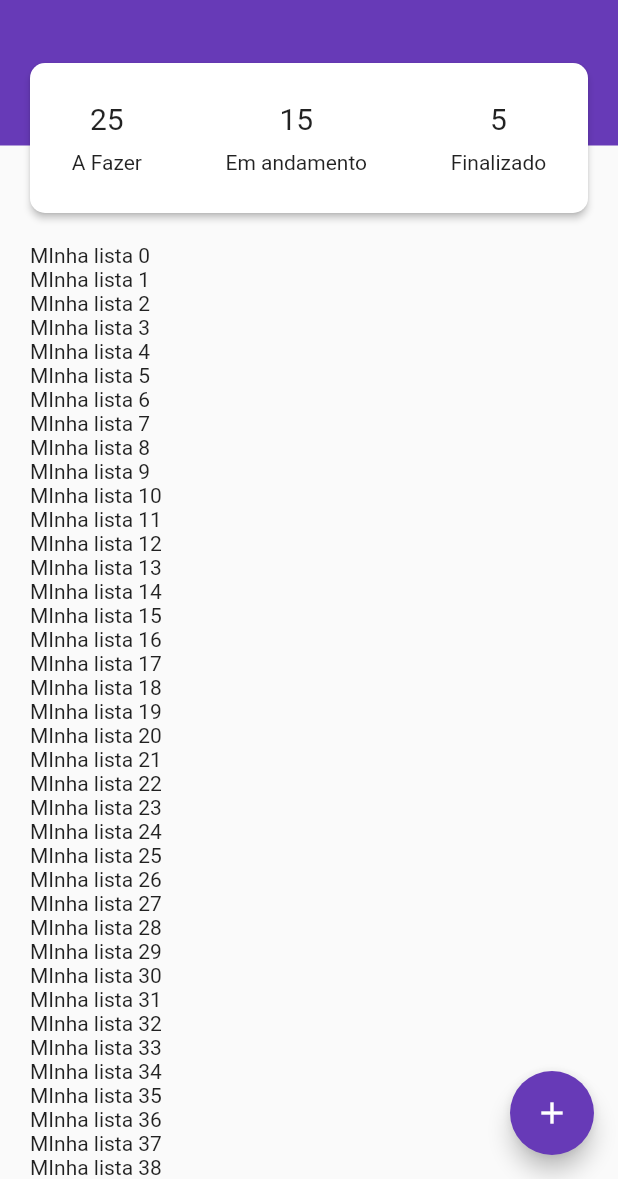
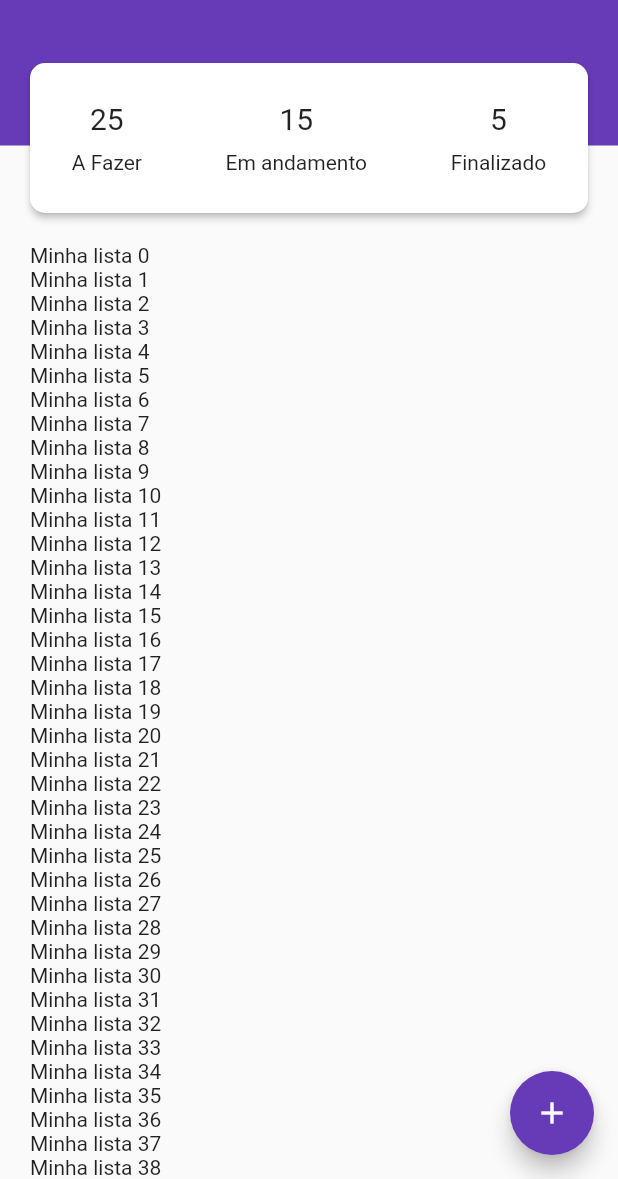
Before and after one commit to eharano/todo_list, a Flutter app: the screen it shows after launch, on a phone screen of 412 x 824 dp, the part 57-1236 px from its top. Run offline on Flutter 3.47's test engine with Material 2 defaults, Android fonts, the phone set to English and light mode, and no system bars; our stand-ins replace bloc, dartz, equatable, flutter_modular, rive, sqflite; accounts and stored records are empty; statements that could not run were skipped.

Commit message:
adjust todo list

```diff
--- a/lib/app/modules/todo/presenter/views/todo_view.dart
+++ b/lib/app/modules/todo/presenter/views/todo_view.dart
@@ -60,7 +60,7 @@ class _TodoViewState extends ModularState<TodoView, TodoBloc> {
           bottom: 40.0,
         ),
         children: [
-          for (int i = 0; i < 100; i++) Text("MInha lista $i"),
+          for (int i = 0; i < 100; i++) Text("Minha lista $i"),
         ],
       ),
       floatingActionButton: FloatingActionButton(
```
